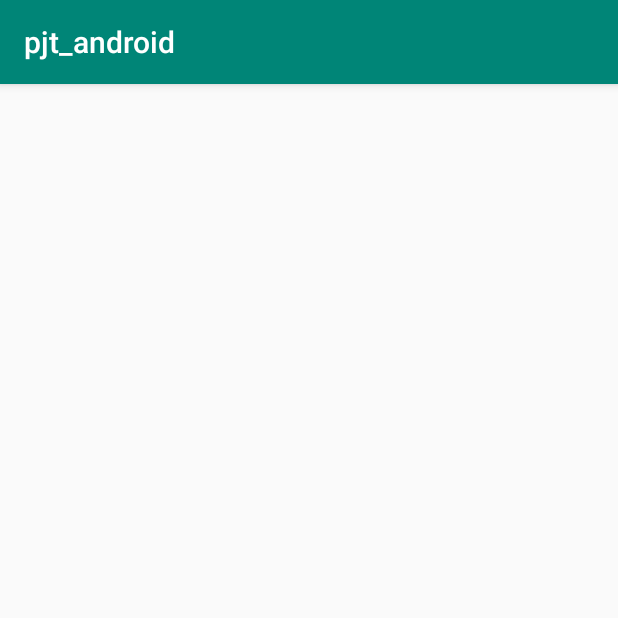
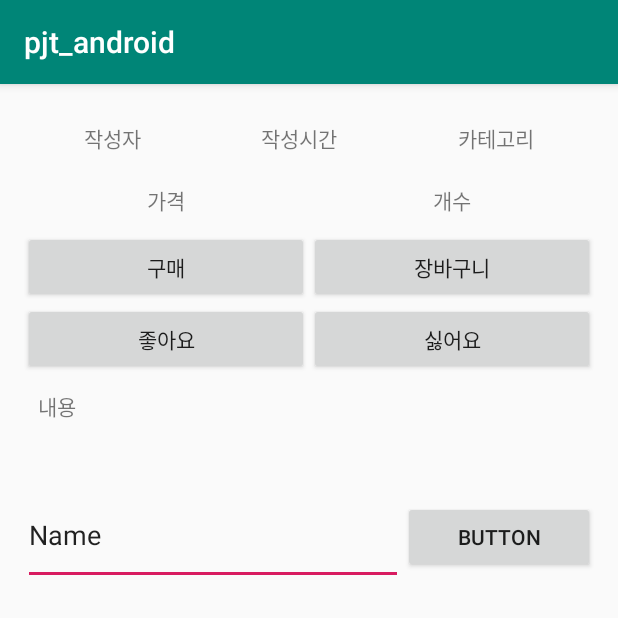
Before and after one commit to bjd202/pjt_android, an Android app: the DetailBoardItemViewActivity screen opened directly, with no data from a screen before it, on a phone screen of 412 x 824 dp, the top half of it. Run offline under Robolectric (Android 15) with nearby library versions, the phone set to English and light mode, and no system bars.

Commit message:
update_detailview_layout

```diff
--- a/app/src/main/AndroidManifest.xml
+++ b/app/src/main/AndroidManifest.xml
@@ -13,7 +13,8 @@
         android:supportsRtl="true"
         android:theme="@style/AppTheme"
         android:usesCleartextTraffic="true">
-        <activity android:name=".DetailBoardItemViewActivity" />
+        <activity android:name=".DetailBoardItemViewActivity"
+            android:windowSoftInputMode="stateAlwaysHidden"/>
         <activity android:name=".ItemViewActivity" />
 
         <meta-data
--- a/app/src/main/res/layout/activity_detail_board_item_view.xml
+++ b/app/src/main/res/layout/activity_detail_board_item_view.xml
@@ -1,7 +1,164 @@
 <?xml version="1.0" encoding="utf-8"?>
-<LinearLayout android:layout_width="match_parent"
+<ScrollView xmlns:app="http://schemas.android.com/apk/res-auto"
+    xmlns:tools="http://schemas.android.com/tools"
     android:layout_height="match_parent"
-    android:orientation="vertical"
+    android:layout_width="match_parent"
     xmlns:android="http://schemas.android.com/apk/res/android">
 
-</LinearLayout>
+    <LinearLayout
+        android:layout_width="match_parent"
+        android:layout_height="match_parent"
+        android:orientation="vertical"
+        android:padding="15dp">
+
+        <ImageView
+            android:id="@+id/imageView2"
+            android:layout_width="match_parent"
+            android:layout_height="wrap_content"
+            tools:srcCompat="@tools:sample/avatars" />
+
+        <LinearLayout
+            android:layout_width="match_parent"
+            android:layout_height="wrap_content"
+            android:orientation="horizontal">
+
+            <TextView
+                android:id="@+id/detail_item_nickname"
+                android:layout_width="wrap_content"
+                android:layout_height="wrap_content"
+                android:layout_weight="1"
+                android:gravity="center"
+                android:paddingTop="10dp"
+                android:paddingBottom="10dp"
+                android:text="작성자" />
+
+            <TextView
+                android:id="@+id/detail_item_write_date"
+                android:layout_width="wrap_content"
+                android:layout_height="wrap_content"
+                android:layout_weight="1"
+                android:gravity="center"
+                android:paddingTop="10dp"
+                android:paddingBottom="10dp"
+                android:text="작성시간" />
+
+            <TextView
+                android:id="@+id/detail_item_category"
+                android:layout_width="wrap_content"
+                android:layout_height="wrap_content"
+                android:layout_weight="1"
+                android:gravity="center"
+                android:paddingTop="10dp"
+                android:paddingBottom="10dp"
+                android:text="카테고리" />
+
+        </LinearLayout>
+
+        <LinearLayout
+            android:layout_width="match_parent"
+            android:layout_height="wrap_content"
+            android:orientation="horizontal">
+
+            <TextView
+                android:id="@+id/detail_item_price"
+                android:layout_width="wrap_content"
+                android:layout_height="wrap_content"
+                android:layout_weight="1"
+                android:gravity="center"
+                android:paddingTop="10dp"
+                android:paddingBottom="10dp"
+                android:text="가격" />
+
+            <TextView
+                android:id="@+id/detail_item_number"
+                android:layout_width="wrap_content"
+                android:layout_height="wrap_content"
+                android:layout_weight="1"
+                android:gravity="center"
+                android:paddingTop="10dp"
+                android:paddingBottom="10dp"
+                android:text="개수" />
+        </LinearLayout>
+
+        <LinearLayout
+            android:layout_width="match_parent"
+            android:layout_height="wrap_content"
+            android:orientation="horizontal">
+
+            <Button
+                android:id="@+id/detail_item_buy"
+                android:layout_width="wrap_content"
+                android:layout_height="wrap_content"
+                android:layout_weight="1"
+                android:text="구매" />
+
+            <Button
+                android:id="@+id/detail_item_cart"
+                android:layout_width="wrap_content"
+                android:layout_height="wrap_content"
+                android:layout_weight="1"
+                android:text="장바구니" />
+        </LinearLayout>
+
+        <LinearLayout
+            android:layout_width="match_parent"
+            android:layout_height="wrap_content"
+            android:orientation="horizontal">
+
+            <Button
+                android:id="@+id/detail_item_like"
+                android:layout_width="wrap_content"
+                android:layout_height="wrap_content"
+                android:layout_weight="1"
+                android:text="좋아요" />
+
+            <Button
+                android:id="@+id/detail_item_dislike"
+                android:layout_width="wrap_content"
+                android:layout_height="wrap_content"
+                android:layout_weight="1"
+                android:text="싫어요" />
+        </LinearLayout>
+
+        <TextView
+            android:id="@+id/detail_item_content"
+            android:layout_width="match_parent"
+            android:layout_height="wrap_content"
+            android:lines="3"
+            android:maxLines="8"
+            android:minLines="3"
+            android:padding="10dp"
+            android:text="내용" />
+
+        <LinearLayout
+            android:layout_width="match_parent"
+            android:layout_height="wrap_content"
+            android:orientation="horizontal">
+
+            <EditText
+                android:id="@+id/detail_item_comment_content"
+                android:layout_width="wrap_content"
+                android:layout_height="wrap_content"
+                android:layout_weight="1"
+                android:ems="10"
+                android:inputType="textMultiLine|textPersonName"
+                android:lines="2"
+                android:maxLines="4"
+                android:minLines="2"
+                android:text="Name" />
+
+            <Button
+                android:id="@+id/detail_item_comment_btn"
+                android:inputType="textMultiLine"
+                android:layout_width="wrap_content"
+                android:layout_height="wrap_content"
+                android:layout_weight="1"
+                android:text="Button" />
+        </LinearLayout>
+
+        <androidx.recyclerview.widget.RecyclerView
+            android:id="@+id/comment_recyclerView"
+            android:layout_width="match_parent"
+            android:layout_height="match_parent" />
+    </LinearLayout>
+</ScrollView>
--- a/app/src/main/res/values/strings.xml
+++ b/app/src/main/res/values/strings.xml
@@ -1,7 +1,7 @@
 <resources>
     <string name="app_name">pjt_android</string>
     <string name="HOST_NETWORK_PROTOCOL">http://</string>
-    <string name="HOST_ADDRESS">192.168.0.25:8080</string>
+    <string name="HOST_ADDRESS">192.168.219.100:8181</string>
     <string name="HOST_APP_NAME">/webapp/android</string>
     <string name="HOST_IMG_URL">/webapp/resources/images/</string>
     <string name="naverClientID">8wvitOt0n6CWt2PyZN_M</string>
```
